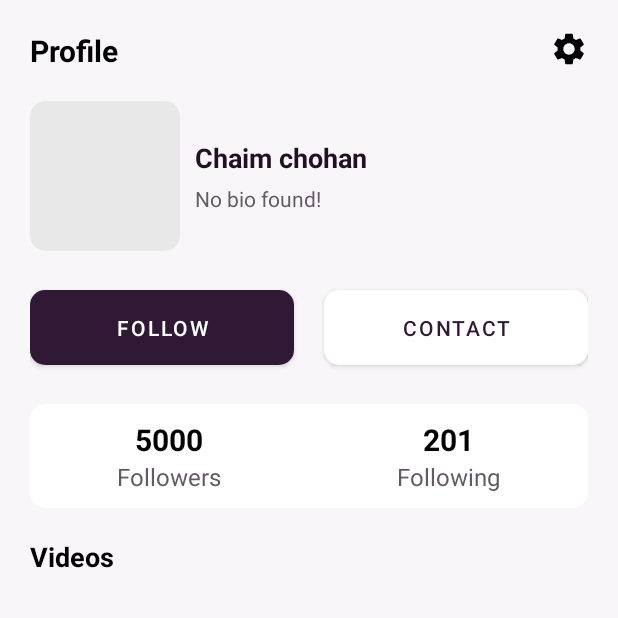
After one commit to Moutamid/TorahShare, an Android app: the ProfileActivity screen opened directly, with no data from a screen before it, on a phone screen of 412 x 824 dp, the top half of it. The commit adds this screen. Run offline under Robolectric (Android 15) with nearby library versions, the phone set to English and light mode, and no system bars; our stand-ins replace CircleImageView, Firebase (no records; nobody signed in at launch, a user with empty details on screens opened directly); pictures from the network do not load.

Commit message:
initial commit

```diff
--- a/app/src/main/AndroidManifest.xml
+++ b/app/src/main/AndroidManifest.xml
@@ -21,6 +21,9 @@
         android:roundIcon="@mipmap/ic_launcher_round"
         android:supportsRtl="true"
         android:theme="@style/Theme.TorahShare">
+        <activity
+            android:name=".activity.ProfileActivity"
+            android:exported="false" />
         <activity
             android:name=".activity.settings.ChangePasswordActivity"
             android:exported="false" />
--- a/app/src/main/java/com/moutamid/torahshare/fragments/ProfileFragment.java
+++ b/app/src/main/java/com/moutamid/torahshare/fragments/ProfileFragment.java
@@ -9,6 +9,7 @@ import static com.moutamid.torahshare.R.color.lighterGrey;
 import android.app.Dialog;
 import android.app.ProgressDialog;
 import android.content.Intent;
+import android.content.SharedPreferences;
 import android.net.Uri;
 import android.os.Bundle;
 import android.os.Handler;
@@ -228,6 +229,7 @@ public class ProfileFragment extends Fragment {
     @Override
     public void onResume() {
         super.onResume();
+        userModel = (UserModel) Stash.getObject(Constants.CURRENT_USER_MODEL, UserModel.class);
         b.nameTextview.setText(userModel.name);
         b.bioTextview.setText(userModel.bio);
 
--- /dev/null
+++ b/app/src/main/res/layout/activity_profile.xml
@@ -0,0 +1,240 @@
+<?xml version="1.0" encoding="utf-8"?>
+<RelativeLayout xmlns:android="http://schemas.android.com/apk/res/android"
+    xmlns:app="http://schemas.android.com/apk/res-auto"
+    xmlns:tools="http://schemas.android.com/tools"
+    android:layout_width="match_parent"
+    android:layout_height="match_parent"
+    android:background="@color/default_light_pink"
+    tools:context=".activity.ProfileActivity">
+
+    <TextView
+        android:id="@+id/hgh"
+        android:layout_width="match_parent"
+        android:layout_height="wrap_content"
+        android:layout_margin="20dp"
+        android:text="Profile"
+        android:textColor="@color/black"
+        android:textSize="20sp"
+        android:textStyle="bold" />
+
+    <ImageView
+        android:id="@+id/settingsBtn"
+        android:layout_width="25dp"
+        android:layout_height="25dp"
+        android:layout_alignParentEnd="true"
+        android:layout_margin="20dp"
+        android:src="@drawable/ic_baseline_settings_24"
+        app:tint="@color/black" />
+
+    <LinearLayout
+        android:layout_width="match_parent"
+        android:layout_height="wrap_content"
+        android:layout_below="@id/hgh"
+        android:orientation="vertical">
+
+        <RelativeLayout
+            android:layout_width="wrap_content"
+            android:layout_height="match_parent"
+            android:layout_marginHorizontal="20dp">
+
+            <com.google.android.material.card.MaterialCardView
+                android:id="@+id/poiu"
+                android:layout_width="100dp"
+                android:layout_height="100dp"
+                app:cardBackgroundColor="#e8e8e8"
+                app:cardCornerRadius="@dimen/default_corner_radius"
+                app:cardElevation="0dp">
+
+                <ImageView
+                    android:id="@+id/profileImageView"
+                    android:layout_width="match_parent"
+                    android:layout_height="match_parent"
+                    android:scaleType="centerCrop" />
+
+            </com.google.android.material.card.MaterialCardView>
+
+            <LinearLayout
+                android:layout_width="match_parent"
+                android:layout_height="wrap_content"
+                android:layout_centerVertical="true"
+                android:layout_marginStart="10dp"
+                android:layout_toEndOf="@id/poiu"
+                android:orientation="vertical">
+
+                <TextView
+                    android:id="@+id/nameTextview"
+                    android:layout_width="match_parent"
+                    android:layout_height="wrap_content"
+                    android:text="Chaim chohan"
+                    android:textColor="@color/default_text_black"
+                    android:textSize="18sp"
+                    android:textStyle="bold" />
+
+                <TextView
+                    android:id="@+id/bioTextview"
+                    android:layout_width="match_parent"
+                    android:layout_height="wrap_content"
+                    android:layout_marginTop="5dp"
+                    android:text="No bio found!"
+                    android:textColor="@color/default_text_grey" />
+
+            </LinearLayout>
+
+        </RelativeLayout>
+
+        <LinearLayout
+            android:layout_width="match_parent"
+            android:layout_height="wrap_content"
+            android:layout_marginHorizontal="20dp"
+            android:layout_marginTop="20dp"
+            android:orientation="horizontal">
+
+            <com.google.android.material.button.MaterialButton
+                android:id="@+id/followBtn_profile"
+                android:layout_width="0dp"
+                android:layout_height="wrap_content"
+                android:layout_marginEnd="10dp"
+                android:layout_weight="1"
+                android:paddingVertical="15dp"
+                android:text="Follow"
+                app:cornerRadius="@dimen/default_corner_radius" />
+
+            <com.google.android.material.button.MaterialButton
+                android:id="@+id/followingBtn_profile"
+                android:layout_width="0dp"
+                android:layout_height="wrap_content"
+                android:layout_marginEnd="10dp"
+                android:layout_weight="1"
+                android:paddingVertical="15dp"
+                android:text="Following"
+                android:textColor="#8F8790"
+                app:backgroundTint="@color/default_light_pink"
+                app:cornerRadius="@dimen/default_corner_radius"
+                app:strokeColor="#8F8790"
+                android:visibility="gone"
+                app:strokeWidth="1dp" />
+
+            <com.google.android.material.button.MaterialButton
+                android:id="@+id/contactBtn"
+                android:layout_width="0dp"
+                android:layout_height="wrap_content"
+                android:layout_marginStart="10dp"
+                android:layout_weight="1"
+                android:paddingVertical="15dp"
+                android:text="Contact"
+                android:textColor="@color/default_purple"
+                app:backgroundTint="@color/white"
+                app:cornerRadius="@dimen/default_corner_radius" />
+
+        </LinearLayout>
+
+        <com.google.android.material.card.MaterialCardView
+            android:layout_width="match_parent"
+            android:layout_height="wrap_content"
+            android:layout_marginHorizontal="20dp"
+            android:layout_marginTop="20dp"
+            app:cardBackgroundColor="@color/white"
+            app:cardCornerRadius="@dimen/default_corner_radius"
+            app:cardElevation="0dp">
+
+            <LinearLayout
+                android:layout_width="match_parent"
+                android:layout_height="wrap_content"
+                android:orientation="horizontal">
+
+                <LinearLayout
+                    android:id="@+id/followersBtn"
+                    android:layout_width="0dp"
+                    android:layout_height="wrap_content"
+                    android:layout_marginVertical="10dp"
+                    android:layout_weight="1"
+                    android:gravity="center_horizontal"
+                    android:orientation="vertical">
+
+                    <TextView
+                        android:id="@+id/followersTextview"
+                        android:layout_width="wrap_content"
+                        android:layout_height="wrap_content"
+                        android:text="5000"
+                        android:textColor="@color/black"
+                        android:textSize="20sp"
+                        android:textStyle="bold" />
+
+                    <TextView
+                        android:layout_width="wrap_content"
+                        android:layout_height="wrap_content"
+                        android:text="Followers"
+                        android:textColor="@color/default_text_grey"
+                        android:textSize="16sp" />
+
+
+                </LinearLayout>
+
+                <LinearLayout
+                    android:id="@+id/followingBtn"
+                    android:layout_width="0dp"
+                    android:layout_height="wrap_content"
+                    android:layout_marginVertical="10dp"
+                    android:layout_weight="1"
+                    android:gravity="center_horizontal"
+                    android:orientation="vertical">
+
+                    <TextView
+                        android:id="@+id/followingTextview"
+                        android:layout_width="wrap_content"
+                        android:layout_height="wrap_content"
+                        android:text="201"
+                        android:textColor="@color/black"
+                        android:textSize="20sp"
+                        android:textStyle="bold" />
+
+                    <TextView
+                        android:layout_width="wrap_content"
+                        android:layout_height="wrap_content"
+                        android:text="Following"
+                        android:textColor="@color/default_text_grey"
+                        android:textSize="16sp" />
+
+                </LinearLayout>
+
+            </LinearLayout>
+
+        </com.google.android.material.card.MaterialCardView>
+
+        <androidx.core.widget.NestedScrollView
+            android:layout_width="match_parent"
+            android:layout_height="wrap_content">
+
+            <LinearLayout
+                android:layout_width="match_parent"
+                android:layout_height="wrap_content"
+                android:orientation="vertical">
+
+                <TextView
+                    android:layout_width="match_parent"
+                    android:layout_height="wrap_content"
+                    android:layout_marginHorizontal="20dp"
+                    android:layout_marginTop="20dp"
+                    android:text="Videos"
+                    android:textColor="@color/black"
+                    android:textSize="18sp"
+                    android:textStyle="bold" />
+
+                <androidx.recyclerview.widget.RecyclerView
+                    android:id="@+id/profileRecyclerView"
+                    android:layout_width="match_parent"
+                    android:layout_height="wrap_content"
+                    tools:itemCount="1"
+                    tools:listitem="@layout/layout_my_post" />
+
+                <View
+                    android:layout_width="match_parent"
+                    android:layout_height="200dp" />
+
+            </LinearLayout>
+
+        </androidx.core.widget.NestedScrollView>
+
+    </LinearLayout>
+
+</RelativeLayout>
```
Also changed, not shown: app/src/main/java/com/moutamid/torahshare/activity/ProfileActivity.java (added, +340 -0 lines), app/src/main/java/com/moutamid/torahshare/activity/settings/SettingsActivity.java (+13 -1 lines), app/src/main/res/layout/dialog_contact_request.xml (added, +89 -0 lines).
